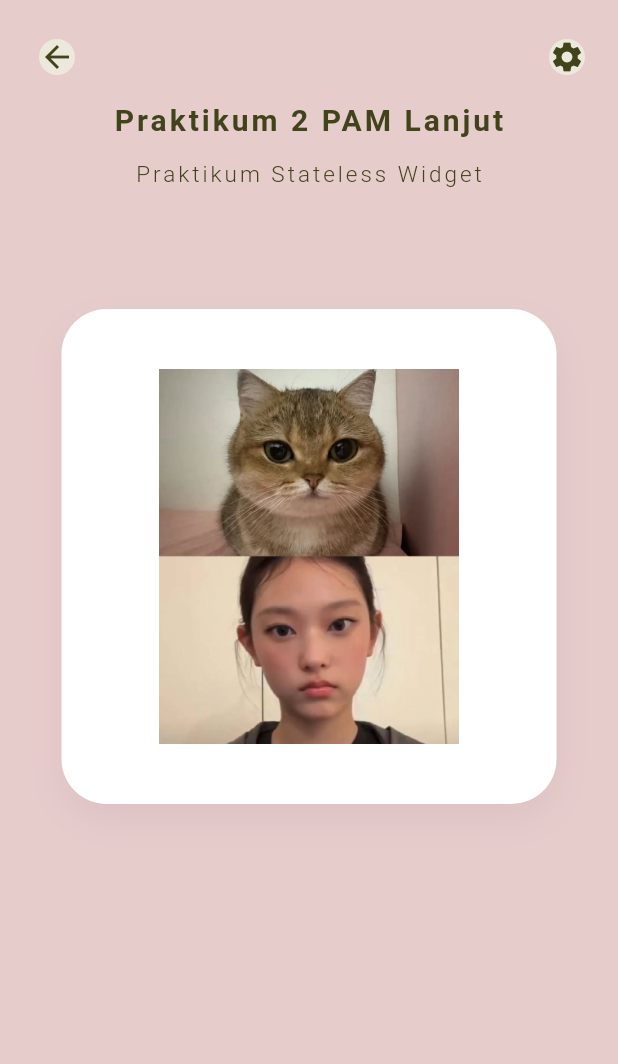
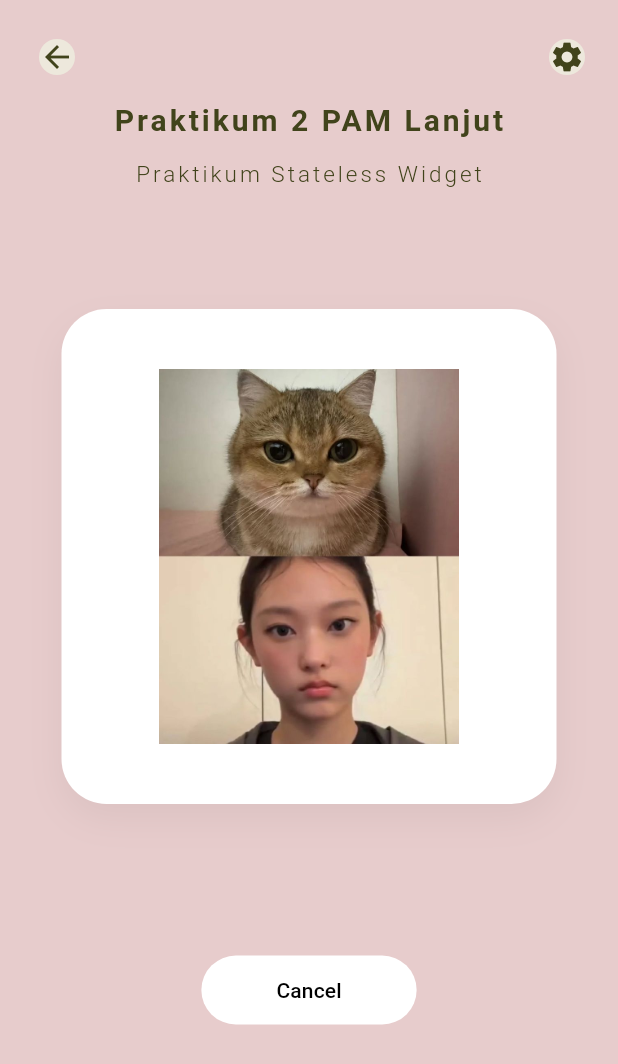
Before and after one commit to lulultfh/Praktikkum2_0209, a Flutter app: the SimpleStateless screen opened directly, on a phone screen of 412 x 824 dp. Shown: the top 1064 px of the screen. Run offline on Flutter 3.47's test engine with Material 3 defaults, Android fonts, the phone set to English and light mode, and no system bars.

Commit message:
feat: menambahkan ElevatedButton untuk Cancel pada Row

```diff
--- a/lib/stateless/stateless.dart
+++ b/lib/stateless/stateless.dart
@@ -85,7 +85,26 @@ class SimpleStateless extends StatelessWidget {
           ),
           SizedBox(height: 100),
           Row(
-            mainAxisAlignment: MainAxisAlignment.center,)
+            mainAxisAlignment: MainAxisAlignment.center,
+            children: [
+              ElevatedButton(
+                onPressed: () {},
+                style: ElevatedButton.styleFrom(
+                  backgroundColor: Colors.white,
+                  foregroundColor: Colors.black,
+                  elevation: 0,
+                  padding: const EdgeInsets.symmetric(
+                    horizontal: 50,
+                    vertical: 13,
+                  ),
+                  shape: RoundedRectangleBorder(
+                    borderRadius: BorderRadius.circular(30),
+                  ),
+                ),
+                child: const Row(children: [Text("Cancel")]),
+              ),
+            ],
+          ),
         ],
       ),
     );
```
